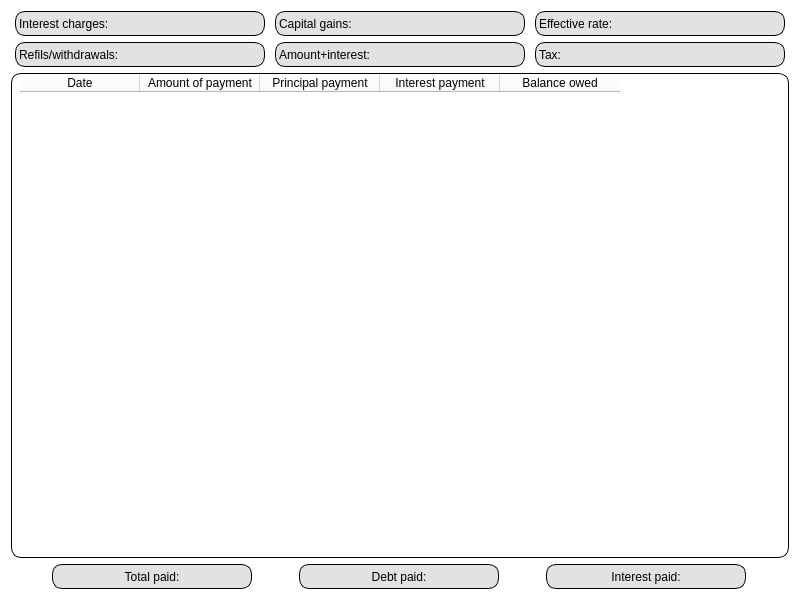
The window that src/s21_frontend/s21_credit_table.ui (kossadda/C7_s21_SmartCalc) describes before a commit, drawn with Qt 5.
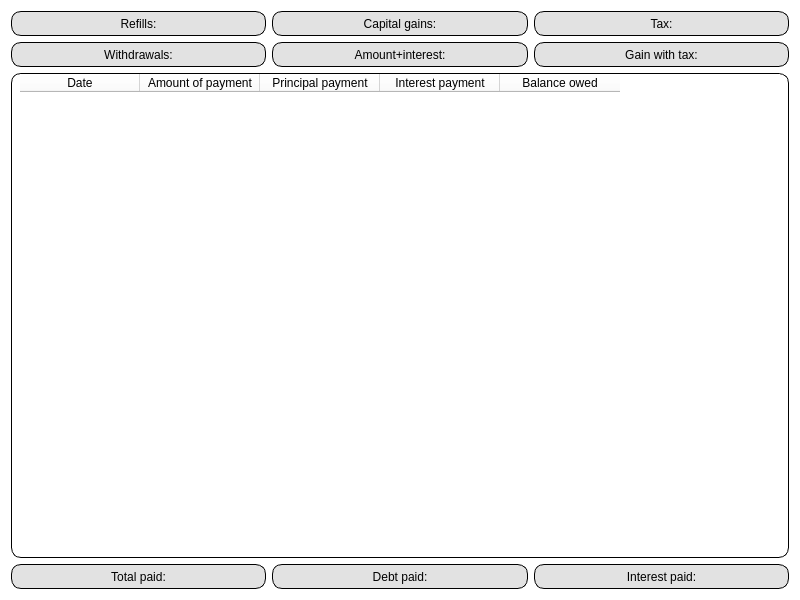
The same window after the commit.

```diff
--- a/src/s21_frontend/s21_credit_table.ui
+++ b/src/s21_frontend/s21_credit_table.ui
@@ -28,7 +28,7 @@
      <item row="0" column="0">
       <widget class="QLabel" name="info_interest">
        <property name="sizePolicy">
-        <sizepolicy hsizetype="Fixed" vsizetype="Fixed">
+        <sizepolicy hsizetype="Preferred" vsizetype="Fixed">
          <horstretch>0</horstretch>
          <verstretch>0</verstretch>
         </sizepolicy>
@@ -41,7 +41,7 @@
        </property>
        <property name="maximumSize">
         <size>
-         <width>250</width>
+         <width>400</width>
          <height>25</height>
         </size>
        </property>
@@ -52,17 +52,17 @@
 border: 1px solid black;</string>
        </property>
        <property name="text">
-        <string>Interest charges:</string>
+        <string>Refills:</string>
        </property>
        <property name="alignment">
-        <set>Qt::AlignLeading|Qt::AlignLeft|Qt::AlignVCenter</set>
+        <set>Qt::AlignCenter</set>
        </property>
       </widget>
      </item>
      <item row="0" column="2">
       <widget class="QLabel" name="info_rate">
        <property name="sizePolicy">
-        <sizepolicy hsizetype="Fixed" vsizetype="Fixed">
+        <sizepolicy hsizetype="Preferred" vsizetype="Fixed">
          <horstretch>0</horstretch>
          <verstretch>0</verstretch>
         </sizepolicy>
@@ -75,7 +75,7 @@
        </property>
        <property name="maximumSize">
         <size>
-         <width>250</width>
+         <width>400</width>
          <height>25</height>
         </size>
        </property>
@@ -86,17 +86,17 @@
 border: 1px solid black;</string>
        </property>
        <property name="text">
-        <string>Effective rate:</string>
+        <string>Tax:</string>
        </property>
        <property name="alignment">
-        <set>Qt::AlignLeading|Qt::AlignLeft|Qt::AlignVCenter</set>
+        <set>Qt::AlignCenter</set>
        </property>
       </widget>
      </item>
      <item row="0" column="1">
       <widget class="QLabel" name="info_gains">
        <property name="sizePolicy">
-        <sizepolicy hsizetype="Fixed" vsizetype="Fixed">
+        <sizepolicy hsizetype="Preferred" vsizetype="Fixed">
          <horstretch>0</horstretch>
          <verstretch>0</verstretch>
         </sizepolicy>
@@ -109,7 +109,7 @@
        </property>
        <property name="maximumSize">
         <size>
-         <width>250</width>
+         <width>400</width>
          <height>25</height>
         </size>
        </property>
@@ -123,14 +123,14 @@
         <string>Capital gains:</string>
        </property>
        <property name="alignment">
-        <set>Qt::AlignLeading|Qt::AlignLeft|Qt::AlignVCenter</set>
+        <set>Qt::AlignCenter</set>
        </property>
       </widget>
      </item>
      <item row="1" column="0">
       <widget class="QLabel" name="info_oper">
        <property name="sizePolicy">
-        <sizepolicy hsizetype="Fixed" vsizetype="Fixed">
+        <sizepolicy hsizetype="Preferred" vsizetype="Fixed">
          <horstretch>0</horstretch>
          <verstretch>0</verstretch>
         </sizepolicy>
@@ -143,7 +143,7 @@
        </property>
        <property name="maximumSize">
         <size>
-         <width>250</width>
+         <width>400</width>
          <height>25</height>
         </size>
        </property>
@@ -154,17 +154,17 @@
 border: 1px solid black;</string>
        </property>
        <property name="text">
-        <string>Refils/withdrawals:</string>
+        <string>Withdrawals:</string>
        </property>
        <property name="alignment">
-        <set>Qt::AlignLeading|Qt::AlignLeft|Qt::AlignVCenter</set>
+        <set>Qt::AlignCenter</set>
        </property>
       </widget>
      </item>
      <item row="1" column="1">
       <widget class="QLabel" name="info_fullsum">
        <property name="sizePolicy">
-        <sizepolicy hsizetype="Fixed" vsizetype="Fixed">
+        <sizepolicy hsizetype="Preferred" vsizetype="Fixed">
          <horstretch>0</horstretch>
          <verstretch>0</verstretch>
         </sizepolicy>
@@ -177,7 +177,7 @@
        </property>
        <property name="maximumSize">
         <size>
-         <width>250</width>
+         <width>400</width>
          <height>25</height>
         </size>
        </property>
@@ -191,14 +191,14 @@
         <string>Amount+interest:</string>
        </property>
        <property name="alignment">
-        <set>Qt::AlignLeading|Qt::AlignLeft|Qt::AlignVCenter</set>
+        <set>Qt::AlignCenter</set>
        </property>
       </widget>
      </item>
      <item row="1" column="2">
       <widget class="QLabel" name="info_tax">
        <property name="sizePolicy">
-        <sizepolicy hsizetype="Fixed" vsizetype="Fixed">
+        <sizepolicy hsizetype="Preferred" vsizetype="Fixed">
          <horstretch>0</horstretch>
          <verstretch>0</verstretch>
         </sizepolicy>
@@ -211,7 +211,7 @@
        </property>
        <property name="maximumSize">
         <size>
-         <width>250</width>
+         <width>400</width>
          <height>25</height>
         </size>
        </property>
@@ -222,10 +222,10 @@
 border: 1px solid black;</string>
        </property>
        <property name="text">
-        <string>Tax:</string>
+        <string>Gain with tax:</string>
        </property>
        <property name="alignment">
-        <set>Qt::AlignLeading|Qt::AlignLeft|Qt::AlignVCenter</set>
+        <set>Qt::AlignCenter</set>
        </property>
       </widget>
      </item>
@@ -303,20 +303,20 @@
      <item>
       <widget class="QLabel" name="total_info">
        <property name="sizePolicy">
-        <sizepolicy hsizetype="Fixed" vsizetype="Fixed">
+        <sizepolicy hsizetype="Preferred" vsizetype="Fixed">
          <horstretch>0</horstretch>
          <verstretch>0</verstretch>
         </sizepolicy>
        </property>
        <property name="minimumSize">
         <size>
-         <width>80</width>
+         <width>250</width>
          <height>25</height>
         </size>
        </property>
        <property name="maximumSize">
         <size>
-         <width>200</width>
+         <width>400</width>
          <height>25</height>
         </size>
        </property>
@@ -337,20 +337,20 @@
      <item>
       <widget class="QLabel" name="debt_info">
        <property name="sizePolicy">
-        <sizepolicy hsizetype="Fixed" vsizetype="Fixed">
+        <sizepolicy hsizetype="Preferred" vsizetype="Fixed">
          <horstretch>0</horstretch>
          <verstretch>0</verstretch>
         </sizepolicy>
        </property>
        <property name="minimumSize">
         <size>
-         <width>80</width>
+         <width>250</width>
          <height>25</height>
         </size>
        </property>
        <property name="maximumSize">
         <size>
-         <width>200</width>
+         <width>400</width>
          <height>25</height>
         </size>
        </property>
@@ -371,20 +371,20 @@
      <item>
       <widget class="QLabel" name="interest_info">
        <property name="sizePolicy">
-        <sizepolicy hsizetype="Fixed" vsizetype="Fixed">
+        <sizepolicy hsizetype="Preferred" vsizetype="Fixed">
          <horstretch>0</horstretch>
          <verstretch>0</verstretch>
         </sizepolicy>
        </property>
        <property name="minimumSize">
         <size>
-         <width>80</width>
+         <width>250</width>
          <height>25</height>
         </size>
        </property>
        <property name="maximumSize">
         <size>
-         <width>200</width>
+         <width>400</width>
          <height>25</height>
         </size>
        </property>
```
Left out of the diff: 4 changed lines with no effect on the pictures.
